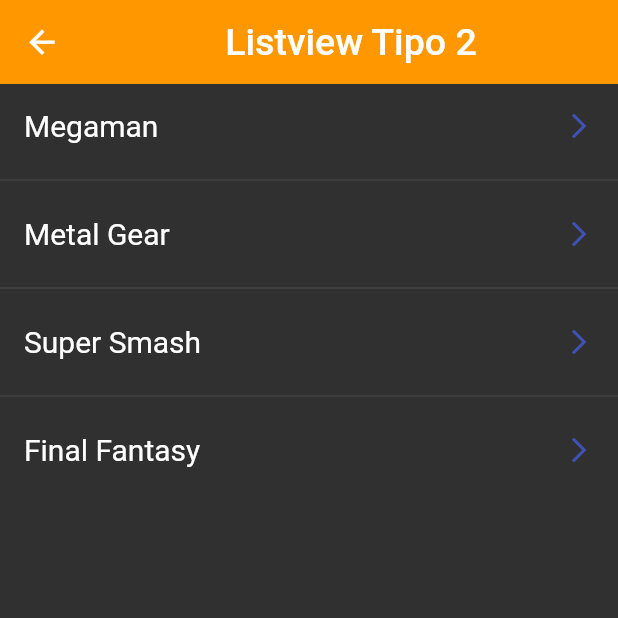
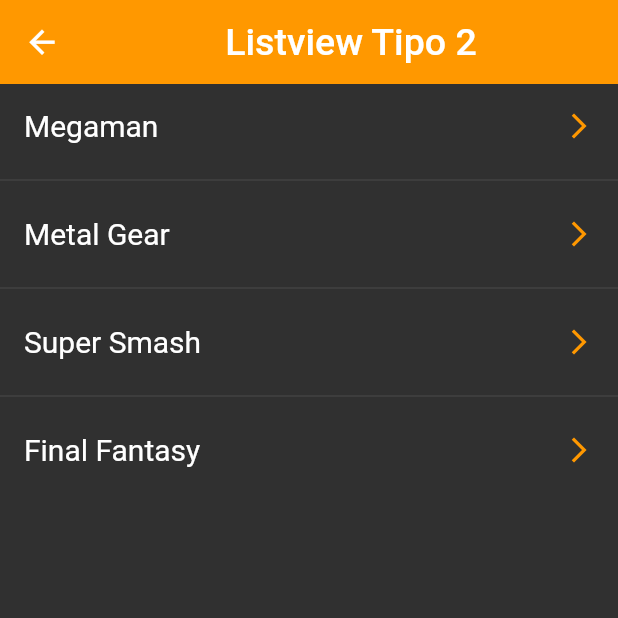
Before and after one commit to chicho69-cesar/flutter-components-app, a Flutter app: the Listview2Screen screen opened by its route, on a phone screen of 412 x 824 dp, the top half of it. Run offline on Flutter 3.47's test engine with Material 2 defaults, Android fonts, the phone set to English and light mode, and no system bars.

Commit message:
Listview2 bug fix

```diff
--- a/lib/screens/listview2_screen.dart
+++ b/lib/screens/listview2_screen.dart
@@ -1,3 +1,4 @@
+import 'package:fl_components/theme/app_theme.dart';
 import 'package:flutter/material.dart';
 
 class Listview2Screen extends StatelessWidget {
@@ -27,7 +28,7 @@ class Listview2Screen extends StatelessWidget {
           trailing: const Icon(
             Icons.arrow_forward_ios_outlined,
             size: 20,
-            color: Colors.indigo,
+            color: AppTheme.primary,
           ),
           onTap: () {
             final game = options[index];
```
